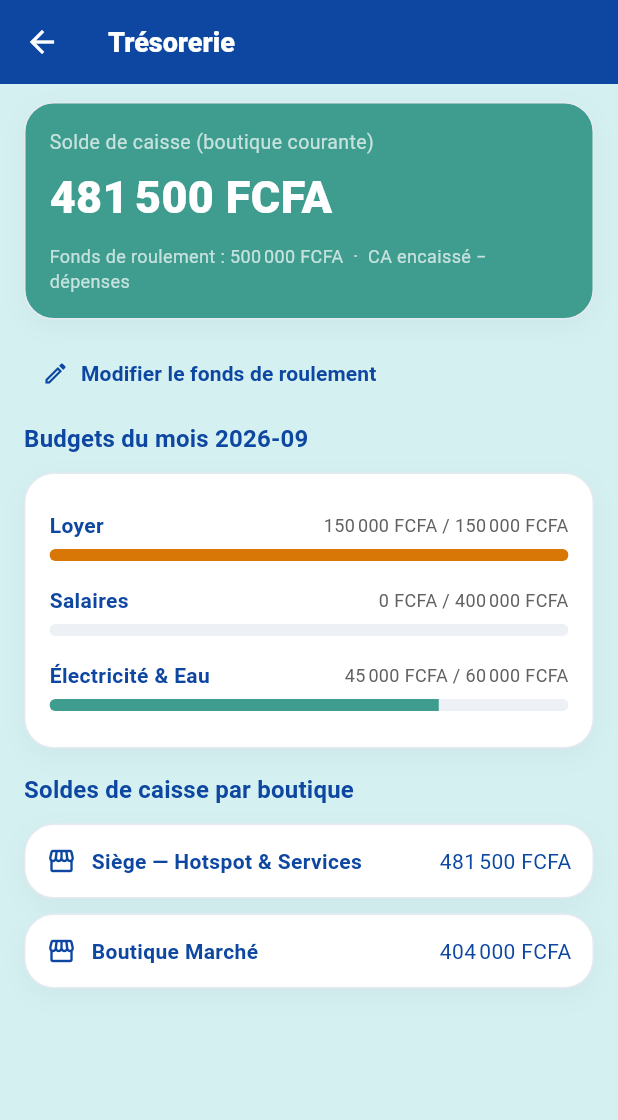
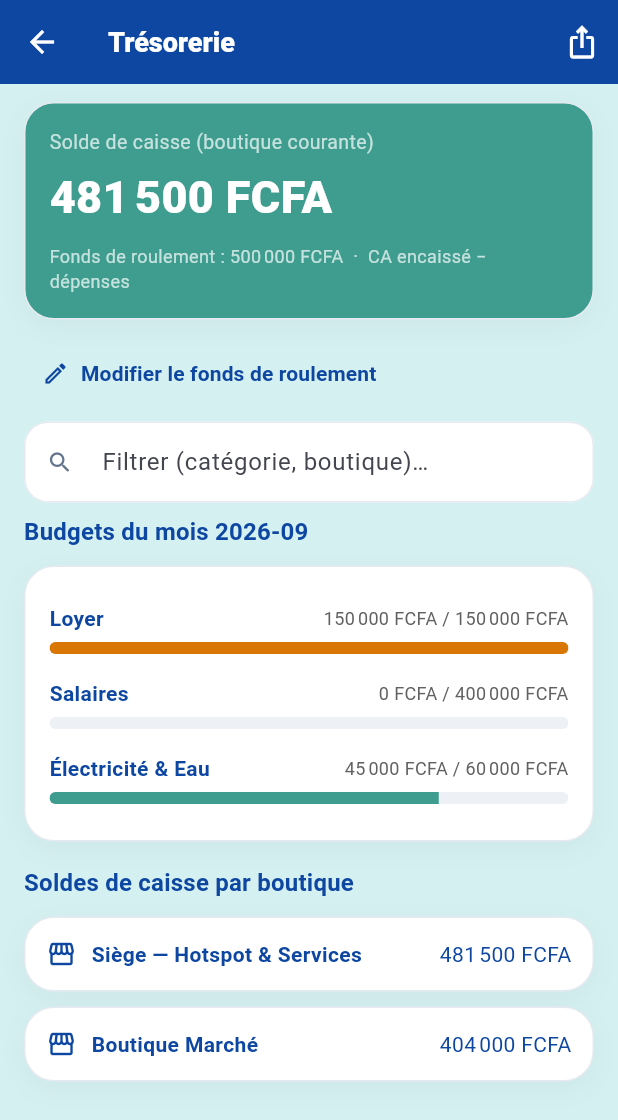
Before and after one commit to aesoltec/NYCTA, a Flutter app: the TresorerieScreen screen opened directly, on a phone screen of 412 x 824 dp. Shown: the top 1120 px of the screen. Run offline on Flutter 3.47's test engine with Material 3 defaults, Android fonts, the phone set to English and light mode, and no system bars; our stand-ins replace connectivity_plus, csv, file_picker, fl_chart, flutter_dotenv, flutter_local_notifications and 8 more; missing offline and left inert: excel; accounts and stored records are empty.

Commit message:
feat(tresorerie): filtre catégorie/boutique, exports PDF/Excel/CSV

```diff
--- a/lib/screens/tresorerie/tresorerie_screen.dart
+++ b/lib/screens/tresorerie/tresorerie_screen.dart
@@ -6,22 +6,56 @@ import '../../data/store.dart';
 import '../../widgets/money_text.dart';
 import '../../widgets/soft_card.dart';
 
+import '../../services/export_service.dart';
+
 /// Trésorerie : fonds de roulement, solde de caisse, budgets du mois.
-class TresorerieScreen extends StatelessWidget {
+class TresorerieScreen extends StatefulWidget {
   const TresorerieScreen({super.key});
+
+  @override
+  State<TresorerieScreen> createState() => _TresorerieScreenState();
+}
+
+class _TresorerieScreenState extends State<TresorerieScreen> {
+  String _recherche = '';
 
   @override
   Widget build(BuildContext context) {
     final store = context.watch<Store>();
     final solde = store.soldeCaisseCourant;
     final budgets = store.suiviBudgets;
+    // Filtre unique (catégorie de budget + nom de boutique).
+    final rech = _recherche.trim().toLowerCase();
+    final budgetsFiltres = Map.fromEntries(budgets.entries.where((e) =>
+        rech.isEmpty || e.key.toLowerCase().contains(rech)));
+    final boutiquesFiltrees = store.boutiques
+        .where((b) =>
+            rech.isEmpty || b.nom.toLowerCase().contains(rech))
+        .toList();
 
     // Poussé via Navigator.push(MaterialPageRoute(builder: (_) => destination))
     // depuis le menu « Plus », sans Scaffold englobant : cet écran DOIT
     // fournir le sien, sinon aucune surface n'est peinte derrière lui et le
     // fond apparaît noir/sombre à la place du thème clair de l'app.
     return Scaffold(
-      appBar: AppBar(title: const Text('Trésorerie')),
+      appBar: AppBar(
+        title: const Text('Trésorerie'),
+        actions: [
+          PopupMenuButton<String>(
+            tooltip: 'Exporter',
+            icon: const Icon(Icons.ios_share_outlined),
+            onSelected: (f) => _exporter(context, store, f),
+            itemBuilder: (_) => const [
+              PopupMenuItem(
+                  value: 'pdf', child: Text('PDF (partage)')),
+              PopupMenuItem(
+                  value: 'xlsx', child: Text('Excel (.xlsx)')),
+              PopupMenuItem(
+                  value: 'csv', child: Text('CSV (Excel)')),
+            ],
+          ),
+        ],
+      ),
       backgroundColor: const Color(0xFFD5F0F0),
       body: ListView(
       padding: const EdgeInsets.fromLTRB(16, 12, 16, 24),
@@ -53,18 +87,29 @@ class TresorerieScreen extends StatelessWidget {
           ),
         ),
         const SizedBox(height: 8),
+        Padding(
+          padding: const EdgeInsets.only(bottom: 8),
+          child: TextField(
+            decoration: const InputDecoration(
+              hintText: 'Filtrer (catégorie, boutique)…',
+              prefixIcon: Icon(Icons.search_rounded),
+              filled: true,
+            ),
+            onChanged: (v) => setState(() => _recherche = v),
+          ),
+        ),
         Text('Budgets du mois ${store.moisCourant}',
             style: Theme.of(context).textTheme.titleMedium),
         const SizedBox(height: 10),
-        if (budgets.isEmpty)
+        if (budgetsFiltres.isEmpty)
           const SoftCard(
-            child: Text('Aucun budget défini.\nRendez-vous dans Configuration → Budgets.',
+            child: Text('Aucun budget (ou filtre sans résultat).\nRendez-vous dans Configuration → Budgets.',
                 style: TextStyle(color: Colors.grey)),
           )
         else
           SoftCard(
             child: Column(children: [
-              for (final e in budgets.entries)
+              for (final e in budgetsFiltres.entries)
                 _BarreBudget(categorie: e.key, budget: e.value.$1, consomme: e.value.$2),
             ]),
           ),
@@ -72,7 +117,7 @@ class TresorerieScreen extends StatelessWidget {
         Text('Soldes de caisse par boutique',
             style: Theme.of(context).textTheme.titleMedium),
         const SizedBox(height: 10),
-        for (final b in store.boutiques)
+        for (final b in boutiquesFiltrees)
           Padding(
             padding: const EdgeInsets.only(bottom: 10),
             child: SoftCard(
@@ -95,8 +140,57 @@ class TresorerieScreen extends StatelessWidget {
     );
   }
 
-  Future<void> _modifierFonds(BuildContext context, Store store) async {
-    final ctrl = TextEditingController(
+  Future<void> _exporter(
+      BuildContext context, Store store, String format) async {
+    const entetes = [
+      'Rubrique', 'Catégorie / Boutique', 'Budget / Fonds', 'Consommé / CA',
+      'Solde', 'Devise'
+    ];
+    final lignes = <List<dynamic>>[
+      for (final e in store.suiviBudgets.entries)
+        [
+          'Budget ${store.moisCourant}',
+          e.key,
+          e.value.$1,
+          e.value.$2,
+          e.value.$1 - e.value.$2,
+          store.profile.devise,
+        ],
+      for (final b in store.boutiques)
+        [
+          'Solde de caisse',
+          b.nom,
+          store.profile.fondsRoulement[b.id] ?? 0,
+          '',
+          store.soldeCaisse(b.id),
+          store.profile.devise,
+        ],
+    ];
+    final nom = 'tresorerie_${store.moisCourant}';
+    try {
+      switch (format) {
+        case 'pdf':
+          await ExportService.partagerPdf(nom,
+              titre: 'Trésorerie — ${store.moisCourant}',
+              sousTitre:
+                  'Solde courant : ${store.soldeCaisseCourant.toStringAsFixed(0)} ${store.profile.devise}',
+              entetes: entetes,
+              lignes: lignes);
+        case 'xlsx':
+          await ExportService.partagerExcel(
+              nom, 'Trésorerie', entetes, lignes);
+        default:
+          await ExportService.partagerCsv(nom, entetes, lignes);
+      }
+    } catch (_) {
+      if (context.mounted) {
+        ScaffoldMessenger.of(context).showSnackBar(
+            const SnackBar(content: Text('⚠️ Export impossible')));
+      }
+    }
+  }
+
+  Future<void> _modifierFonds(BuildContext context, Store store) async {    final ctrl = TextEditingController(
         text: store.fondsRoulementCourant == 0 ? '' : store.fondsRoulementCourant.toStringAsFixed(0));
     final montant = await showDialog<double>(
       context: context,
```
Also changed, not shown: 1 other file.
